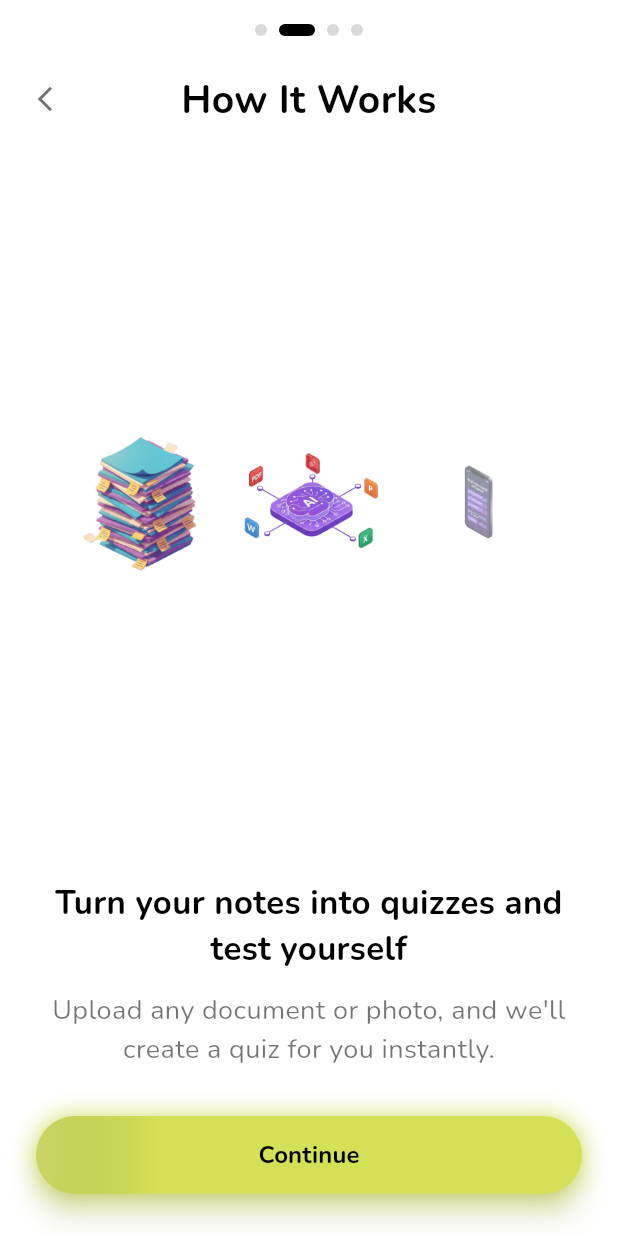
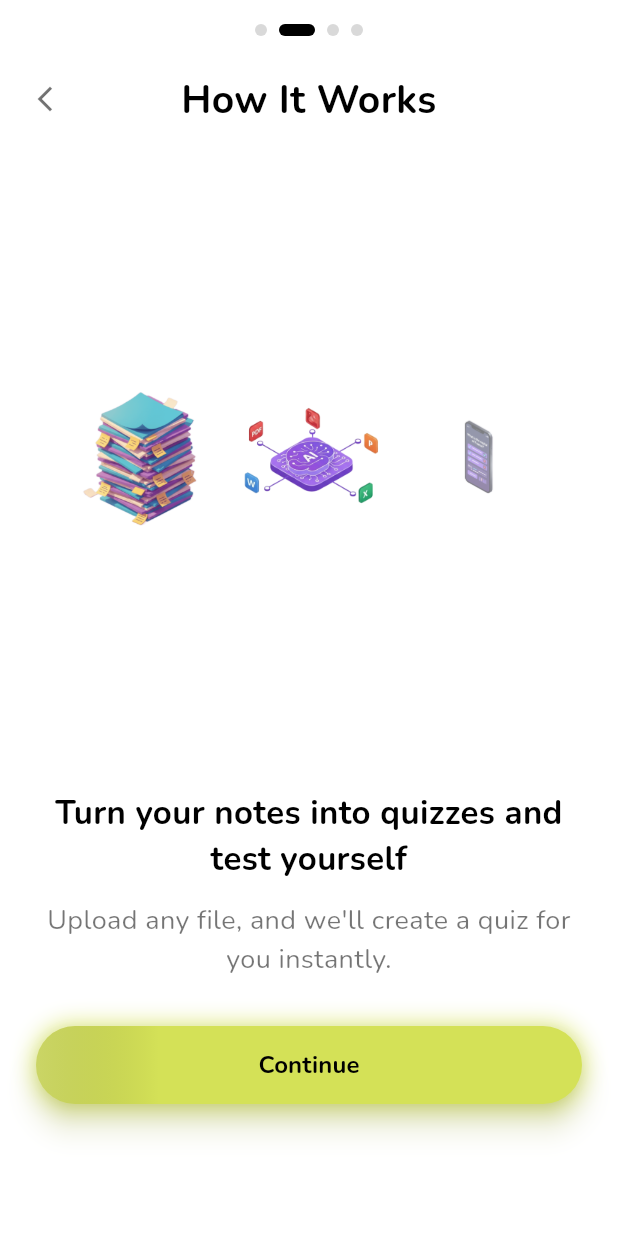
Before and after one commit to kardelenkeles/ui-quiz, a Flutter app: the OnboardingFeatureScreen screen opened directly, on a phone screen of 412 x 824 dp. Run offline on Flutter 3.47's test engine with Material 3 defaults, Android fonts, the phone set to English and light mode, and no system bars; drawn by our look-alikes of keyboard_dismisser; our stand-ins replace cloud_firestore, device_info_plus, file_picker, firebase_auth, firebase_core, flashy_tab_bar2 and 6 more; missing offline and left inert: add_to_cart_animation, animated_button, flutter_pdf_text; accounts and stored records are empty; project files that could hold a hidden picture were left out.

Commit message:
fix: update text for clarity and increase spacing for improved layout on onboarding feature screen

```diff
--- a/lib/screens/onboarding/onboarding_feature_screen.dart
+++ b/lib/screens/onboarding/onboarding_feature_screen.dart
@@ -192,7 +192,7 @@ class _OnboardingFeatureScreenState extends State<OnboardingFeatureScreen>
                     const SizedBox(height: 12),
 
                     const Text(
-                      'Upload any document or photo, and we\'ll create a quiz for you instantly.',
+                      'Upload any file, and we\'ll create a quiz for you instantly.',
                       style: TextStyle(fontSize: 18, color: Colors.black54),
                       textAlign: TextAlign.center,
                     ),
@@ -319,7 +319,7 @@ class _OnboardingFeatureScreenState extends State<OnboardingFeatureScreen>
                       ),
                     ),
 
-                    const SizedBox(height: 12),
+                    const SizedBox(height: 72),
                   ],
                 ),
               ),
```
